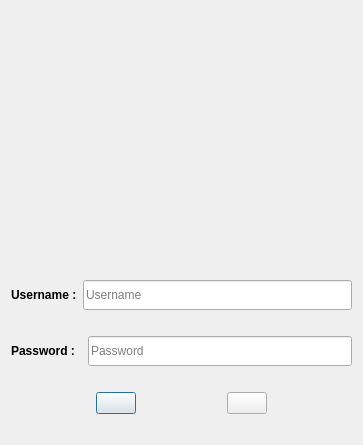
Qt form FinalProject/Tweeterak/login.ui (amirhosseinbt/FinalProject_AP) before a commit.
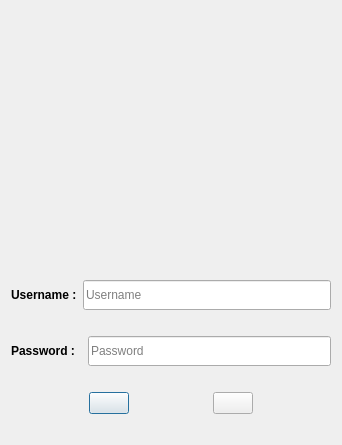
The same form after that commit.

Diff of the .ui file:
```diff
--- a/FinalProject/Tweeterak/login.ui
+++ b/FinalProject/Tweeterak/login.ui
@@ -6,7 +6,7 @@
    <rect>
     <x>0</x>
     <y>0</y>
-    <width>363</width>
+    <width>342</width>
     <height>445</height>
    </rect>
   </property>
```
